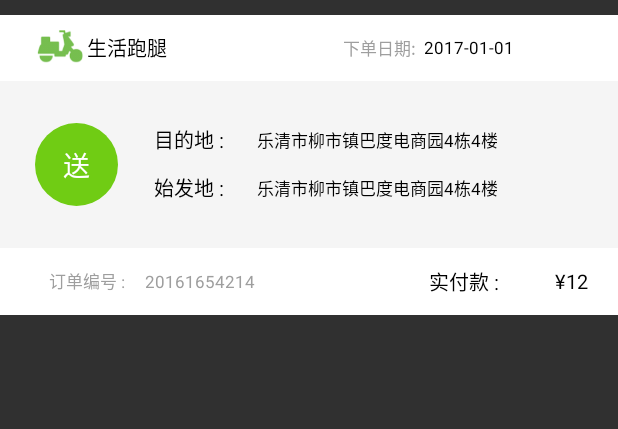
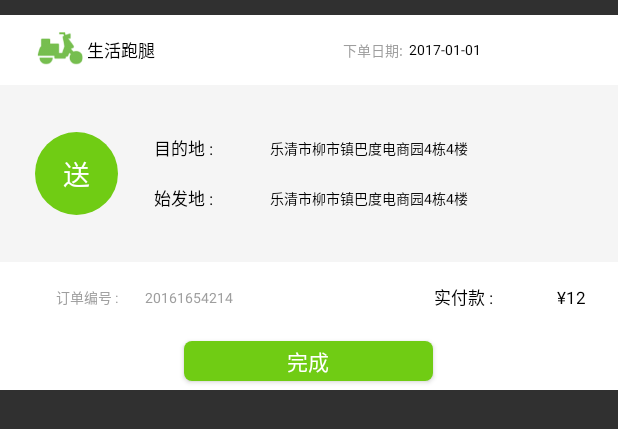
Before and after one commit to zhengyi321/GoToPaoTui, an Android app: the layout fragment_activity_main_ordercenter_content_xrv_item_lly.xml on its own in the app's theme, with its tools: preview values and no code run, on a phone screen of 412 x 824 dp. Shown: the top 429 px of the screen. Run offline under Robolectric (Android 15) with nearby library versions, the phone set to English and light mode, and no system bars.

Commit message:
修改了派单和抢单

```diff
--- a/app/src/main/java/com/zoutu/gotopaotui/ActivityMain/FragmentPersonCenter/Login/Register/MainPersonCenterLoginRegisterActivity.java
+++ b/app/src/main/java/com/zoutu/gotopaotui/ActivityMain/FragmentPersonCenter/Login/Register/MainPersonCenterLoginRegisterActivity.java
@@ -10,6 +10,7 @@ import android.widget.Toast;
 
 import com.zoutu.gotolibrary.Utils.PhoneFormatCheckUtils;
 import com.zoutu.gotopaotui.R;
+import com.zoutu.gotopaotui.Utils.MOBSMSSDKUtil;
 
 import butterknife.BindView;
 import butterknife.ButterKnife;
@@ -56,6 +57,7 @@ public class MainPersonCenterLoginRegisterActivity extends Activity {
     }
     /*注册信息提交*/
     private MainPersonCenterLoginRegisterActivityController mainPersonCenterLoginRegisterActivityController;
+
     @Override
     protected void onCreate(Bundle savedInstanceState) {
         super.onCreate(savedInstanceState);
@@ -67,6 +69,7 @@ public class MainPersonCenterLoginRegisterActivity extends Activity {
 
     private void init(){
         ButterKnife.bind(this);
+
         mainPersonCenterLoginRegisterActivityController= new MainPersonCenterLoginRegisterActivityController(this);
 
     }
@@ -79,6 +82,7 @@ public class MainPersonCenterLoginRegisterActivity extends Activity {
                 Toast.makeText(this,"请输入验证码",Toast.LENGTH_LONG).show();
             }
             try {
+              /* mobsmssdkUtil.confirmVerifSubmit(tel, identity);*/
                 mainPersonCenterLoginRegisterActivityController.mobsmssdkUtil.confirmVerifSubmit(tel, identity);
             }catch (Exception e){
 
@@ -113,9 +117,11 @@ public class MainPersonCenterLoginRegisterActivity extends Activity {
     /*判断是否正确输入手机号码*/
     public void beginTimeing(){
         String tel = etMainPersonCenterLoginRegUserName.getText().toString();
+        /*mobsmssdkUtil.getVerificationCode(tel);*/
         mainPersonCenterLoginRegisterActivityController.mobsmssdkUtil.getVerificationCode(tel);
         ThreadShow threadShow = new ThreadShow();
         Thread thread = new Thread(threadShow);
+       /* thread.run();*/
         thread.start();
     }
 
--- a/app/src/main/java/com/zoutu/gotopaotui/NetWork/BaseFile/RetrofitUtils.java
+++ b/app/src/main/java/com/zoutu/gotopaotui/NetWork/BaseFile/RetrofitUtils.java
@@ -15,7 +15,7 @@ public abstract class RetrofitUtils {
     //服务器路径
     /*private static final String API_SERVER = "http://192.168.16.147:8080";*/
     /*private  final String API_SERVER = "http://www.weather.com.cn";*/
-    ContentUtils contentUtils = new ContentUtils();
+/*    ContentUtils contentUtils = new ContentUtils();*/
     private  Retrofit mRetrofit = null;
     private  OkHttpClient mOkHttpClient;
 
@@ -25,6 +25,7 @@ public abstract class RetrofitUtils {
      * @return
      */
     protected  Retrofit getRetrofit() {
+        ContentUtils contentUtils = new ContentUtils();
 
         if (null == mRetrofit) {
 
@@ -50,4 +51,6 @@ public abstract class RetrofitUtils {
 
         return mRetrofit;
     }
+
+
 }
--- /dev/null
+++ b/app/src/main/res/drawable/activity_main_ordercenter_content_xrv_item_finish_submit_half_radius_shape.xml
@@ -0,0 +1,12 @@
+<?xml version="1.0" encoding="utf-8"?>
+<shape
+    xmlns:android="http://schemas.android.com/apk/res/android"
+    android:shape="rectangle"
+    android:color="@color/main_ordercenter_content_finish_submit_green_bg">
+    <corners
+        android:radius="5dip"
+        />
+
+    <solid
+        android:color="@color/main_ordercenter_content_finish_submit_green_bg" />
+</shape>
--- a/app/src/main/res/layout/fragment_activity_main_ordercenter_content_xrv_item_lly.xml
+++ b/app/src/main/res/layout/fragment_activity_main_ordercenter_content_xrv_item_lly.xml
@@ -134,7 +134,7 @@
                 <RelativeLayout
                     android:layout_width="@dimen/zero"
                     android:layout_height="match_parent"
-                    android:layout_weight="3.5"
+                    android:layout_weight="3"
                     >
                     <TextView
                         android:id="@+id/tv_main_ordercenter_destaddr"
@@ -174,7 +174,7 @@
                 <RelativeLayout
                     android:layout_width="@dimen/zero"
                     android:layout_height="match_parent"
-                    android:layout_weight="3.5"
+                    android:layout_weight="3"
                     >
                     <TextView
                         android:id="@+id/tv_main_ordercenter_begaddr"
@@ -300,4 +300,41 @@
 
         </RelativeLayout>
     </LinearLayout>
+    <LinearLayout
+        android:layout_width="match_parent"
+        android:layout_height="@dimen/zero"
+        android:orientation="horizontal"
+        android:layout_weight="0.8"
+        >
+        <RelativeLayout
+            android:layout_width="@dimen/zero"
+            android:layout_height="match_parent"
+            android:layout_weight="1"
+            >
+
+        </RelativeLayout>
+        <RelativeLayout
+            android:layout_width="@dimen/zero"
+            android:layout_height="match_parent"
+            android:layout_weight="1.5"
+            >
+            <Button
+                android:id="@+id/bt_main_ordercenter_orderfinish_submit"
+                android:layout_width="match_parent"
+                android:layout_height="match_parent"
+                android:background="@drawable/activity_main_ordercenter_content_xrv_item_finish_submit_half_radius_shape"
+                android:text="@string/finish"
+                android:layout_margin="@dimen/dimen_main_ordercenter_xrv_item_finish_submit_margin_size"
+                />
+
+        </RelativeLayout>
+        <RelativeLayout
+            android:layout_width="@dimen/zero"
+            android:layout_height="match_parent"
+            android:layout_weight="1"
+            >
+
+        </RelativeLayout>
+
+    </LinearLayout>
 </LinearLayout>
--- a/app/src/main/res/values/colors.xml
+++ b/app/src/main/res/values/colors.xml
@@ -36,6 +36,7 @@
 
     <color name="main_ordercenter_gray_bg">#f5f5f5</color>
     <color name="main_ordercenter_logo_green_bg">#70cc14</color>
+    <color name="main_ordercenter_content_finish_submit_green_bg">#70cc14</color>
     <color name="main_ordercenter_logo_blue_bg">#6699ff</color>
     <!--main_ordercenter-->
 
--- a/app/src/main/res/values/dimens.xml
+++ b/app/src/main/res/values/dimens.xml
@@ -44,8 +44,8 @@
     <dimen name="dimen_main_getorder_topbar_height">54dp</dimen>
     <dimen name="dimen_main_getorder_topbar_title_word_size">17sp</dimen>
     <dimen name="dimen_main_getorder_content_margin_left_size">10dp</dimen>
-    <dimen name="dimen_main_getorder_content_title_word_size">14sp</dimen>
-    <dimen name="dimen_main_getorder_content_content_word_size">11sp</dimen>
+    <dimen name="dimen_main_getorder_content_title_word_size">11sp</dimen>
+    <dimen name="dimen_main_getorder_content_content_word_size">9sp</dimen>
     <dimen name="dimen_main_getorder_content_item_height">240dp</dimen>
     <!--main getorder-->
 
@@ -55,18 +55,19 @@
     <!--main_ordercenter 订单中心 -->
     <dimen name="dimen_main_ordercenter_topbar_height">54dp</dimen>
     <dimen name="dimen_main_ordercenter_tabbar_height">40dp</dimen>
-    <dimen name="dimen_main_ordercenter_content_xrv_item_height">200dp</dimen>
+    <dimen name="dimen_main_ordercenter_content_xrv_item_height">250dp</dimen>
     <dimen name="dimen_main_ordercenter_title_logo_ico_width">35dp</dimen>
     <dimen name="dimen_main_ordercenter_title_logo_ico_height">30dp</dimen>
     <dimen name="dimen_main_ordercenter_content_circle_logo_width_height">55dp</dimen>
-    <dimen name="dimen_main_ordercenter_title_word_text_size">13sp</dimen>
-    <dimen name="dimen_main_ordercenter_content_word_text_size">11sp</dimen>
+    <dimen name="dimen_main_ordercenter_title_word_text_size">11sp</dimen>
+    <dimen name="dimen_main_ordercenter_content_word_text_size">9sp</dimen>
     <dimen name="dimen_main_ordercenter_content_word_margin_right_size">15dp</dimen>
     <dimen name="dimen_main_ordercenter_top_title_word_text_size">15sp</dimen>
     <dimen name="dimen_main_ordercenter_get_or_send_text_size">18sp</dimen>
     <dimen name="dimen_main_ordercenter_receive_margintop_size">5dp</dimen>
     <dimen name="dimen_main_ordercenter_xrv_item_margin_left_right_size">15dp</dimen>
     <dimen name="dimen_main_ordercenter_xrv_item_margin_top_bottom_size">10dp</dimen>
+    <dimen name="dimen_main_ordercenter_xrv_item_finish_submit_margin_size">5dp</dimen>
     <!--main_ordercenter 订单中心 -->
 
 
@@ -78,7 +79,7 @@
     <dimen name="dimen_main_ordercenter_orderdetail_content_qu_width">15dp</dimen>
     <dimen name="dimen_main_ordercenter_orderdetail_content_qu_height">25dp</dimen>
     <dimen name="dimen_main_ordercenter_orderdetail_content_qu_marginleft_size">10dp</dimen>
-    <dimen name="dimen_main_ordercenter_orderdetail_content_detail_height">240dp</dimen>
+    <dimen name="dimen_main_ordercenter_orderdetail_content_detail_height">210dp</dimen>
     <dimen name="dimen_main_ordercenter_orderdetail_content_detail_first_height">30dp</dimen>
     <dimen name="dimen_main_ordercenter_orderdetail_content_detail_second_height">65dp</dimen>
     <dimen name="dimen_main_ordercenter_orderdetail_content_detail_third_height">50dp</dimen>
--- a/app/src/main/res/values/strings.xml
+++ b/app/src/main/res/values/strings.xml
@@ -62,6 +62,7 @@
     <string name="receiveman">收件人</string>
     <string name="ordernum">订单编号 :</string>
     <string name="paymoney">实付款 :</string>
+    <string name="finish">完成</string>
     <!--main_ordercenter-->
 
     <!--main_ordercenter_orderdetail-->
--- a/gotolibrary/src/main/java/com/zoutu/gotolibrary/Utils/ContentUtils.java
+++ b/gotolibrary/src/main/java/com/zoutu/gotolibrary/Utils/ContentUtils.java
@@ -8,7 +8,8 @@ public class ContentUtils {
 
 
     /*服务器地址*/
-    public final String ServiceUrl = "http://www.gotogoto.com";
+    /*public final String ServiceUrl = "http://www.gotogoto.com";*/
+    public final String ServiceUrl = "http://192.168.0.111:8074/COMOTO";
 
     /*用户登录
     * parame:userName(String) userPassword(String)
--- a/gotolibrary/src/main/java/com/zoutu/gotolibrary/Utils/XCCacheManagerSavedName.java
+++ b/gotolibrary/src/main/java/com/zoutu/gotolibrary/Utils/XCCacheManagerSavedName.java
@@ -14,5 +14,6 @@ public class XCCacheManagerSavedName {
     public String showMainFragment = "showMainFragment";
     public String systemGivenOrder = "systemGivenOrder";
     public String isGetOrder = "isGetOrder";
+    public String jpushOrderType = "jpushOrderType";
     /*缓存中的字段*/
 }
```
Also changed, not shown: app/src/main/java/com/zoutu/gotopaotui/ActivityMain/FragmentGetOrder/MainGetOrderFragmentRecycleViewAdapter.java (+27 -1 lines), app/src/main/java/com/zoutu/gotopaotui/ActivityMain/FragmentOrderCenter/MainOrderCenterFragmentAllOrderRecycleViewAdapter.java (+39 -2 lines), app/src/main/java/com/zoutu/gotopaotui/ActivityMain/FragmentOrderCenter/OrderDetail/MainOrderCenterOrderDetailActivityController.java (+13 -18 lines), app/src/main/java/com/zoutu/gotopaotui/ActivityMain/FragmentPersonCenter/Login/MainPersonCenterLoginActivityController.java (+11 -4 lines), app/src/main/java/com/zoutu/gotopaotui/ActivityMain/FragmentPersonCenter/Login/Register/MainPersonCenterLoginRegisterActivityController.java (+8 -3 lines), app/src/main/java/com/zoutu/gotopaotui/BroadCast/MyReceiver.java (+18 -21 lines), app/src/main/java/com/zoutu/gotopaotui/NetWork/AngleOrderNetWorks.java (+14 -0 lines), app/src/main/res/layout/fragment_activity_main_getorder_xrv_item_lly.xml (+31 -4 lines).
